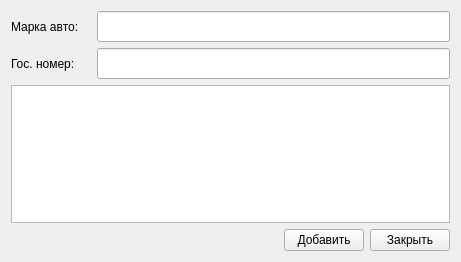
This is ui/new_car.ui in fixtik/Garage_base as Qt 5 draws it before an edit. The edited form follows.
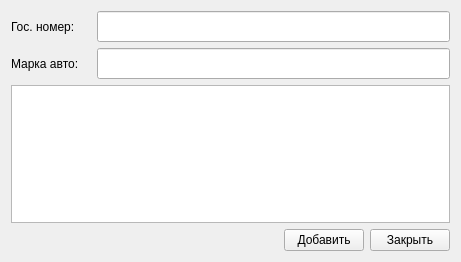
This is the edited form.

Commit message: modified car ui added liveupdate to cars

```diff
--- a/ui/new_car.ui
+++ b/ui/new_car.ui
@@ -16,45 +16,6 @@
   <layout class="QVBoxLayout" name="verticalLayout_3">
    <item>
     <layout class="QVBoxLayout" name="verticalLayout">
-     <item>
-      <layout class="QHBoxLayout" name="horizontalLayout">
-       <item>
-        <widget class="QLabel" name="carMark_label">
-         <property name="minimumSize">
-          <size>
-           <width>80</width>
-           <height>31</height>
-          </size>
-         </property>
-         <property name="maximumSize">
-          <size>
-           <width>16777215</width>
-           <height>31</height>
-          </size>
-         </property>
-         <property name="text">
-          <string>Марка авто:</string>
-         </property>
-        </widget>
-       </item>
-       <item>
-        <widget class="QLineEdit" name="carMark_lineEdit">
-         <property name="minimumSize">
-          <size>
-           <width>0</width>
-           <height>31</height>
-          </size>
-         </property>
-         <property name="maximumSize">
-          <size>
-           <width>16777215</width>
-           <height>31</height>
-          </size>
-         </property>
-        </widget>
-       </item>
-      </layout>
-     </item>
      <item>
       <layout class="QHBoxLayout" name="horizontalLayout_2">
        <item>
@@ -96,6 +57,45 @@
      </item>
     </layout>
    </item>
+   <item>
+    <layout class="QHBoxLayout" name="horizontalLayout">
+     <item>
+      <widget class="QLabel" name="carMark_label">
+       <property name="minimumSize">
+        <size>
+         <width>80</width>
+         <height>31</height>
+        </size>
+       </property>
+       <property name="maximumSize">
+        <size>
+         <width>16777215</width>
+         <height>31</height>
+        </size>
+       </property>
+       <property name="text">
+        <string>Марка авто:</string>
+       </property>
+      </widget>
+     </item>
+     <item>
+      <widget class="QLineEdit" name="carMark_lineEdit">
+       <property name="minimumSize">
+        <size>
+         <width>0</width>
+         <height>31</height>
+        </size>
+       </property>
+       <property name="maximumSize">
+        <size>
+         <width>16777215</width>
+         <height>31</height>
+        </size>
+       </property>
+      </widget>
+     </item>
+    </layout>
+   </item>
    <item>
     <layout class="QVBoxLayout" name="verticalLayout_2">
      <item>
```
The commit also changes 7 other files.
